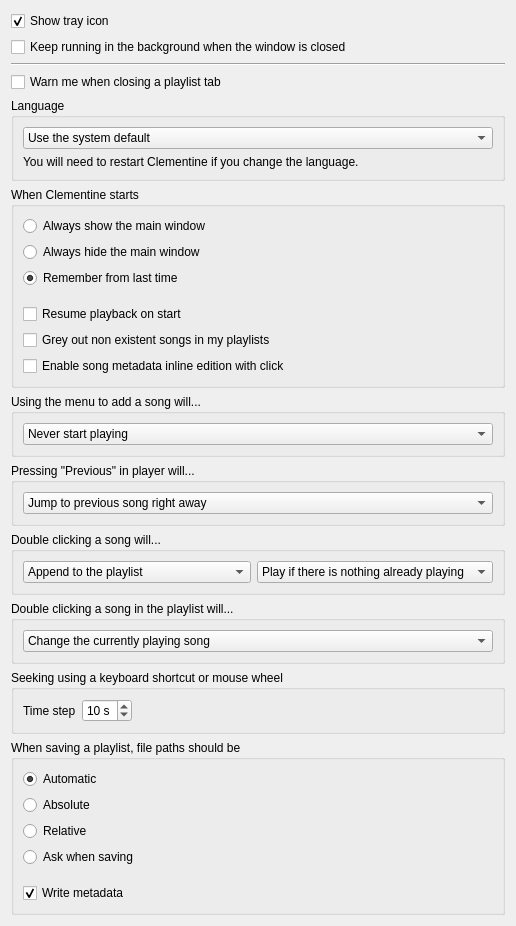
The window that src/ui/behavioursettingspage.ui (clementine-player/Clementine) describes before a commit, drawn with Qt 5.
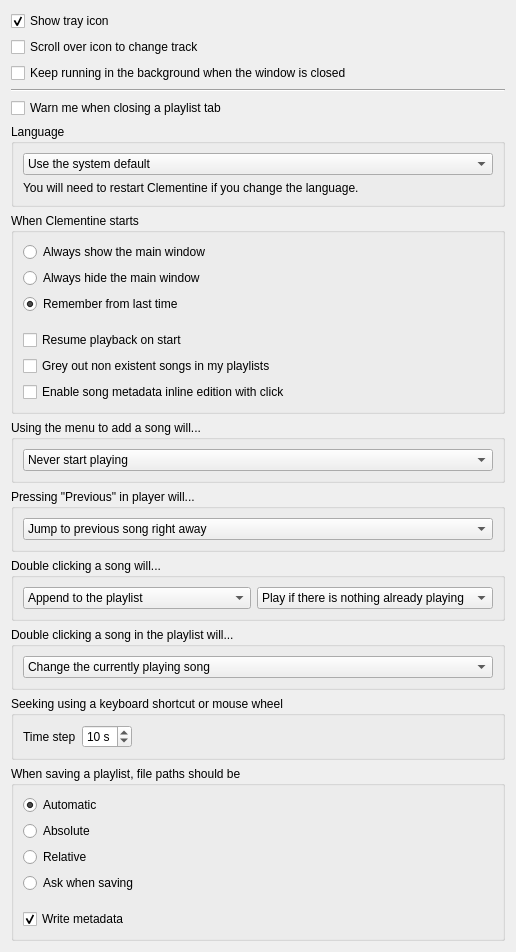
The same window after the commit.

Commit message: Scrolling over tray icon support

Patch:
```diff
--- a/src/ui/behavioursettingspage.ui
+++ b/src/ui/behavioursettingspage.ui
@@ -24,6 +24,16 @@
      </property>
     </widget>
    </item>
+   <item>
+    <widget class="QCheckBox" name="b_scroll_tray_icon_">
+     <property name="text">
+      <string>Scroll over icon to change track</string>
+     </property>
+     <property name="checked">
+      <bool>false</bool>
+     </property>
+    </widget>
+   </item>
    <item>
     <widget class="QCheckBox" name="b_keep_running_">
      <property name="text">
```
The commit also changes 3 other files.
